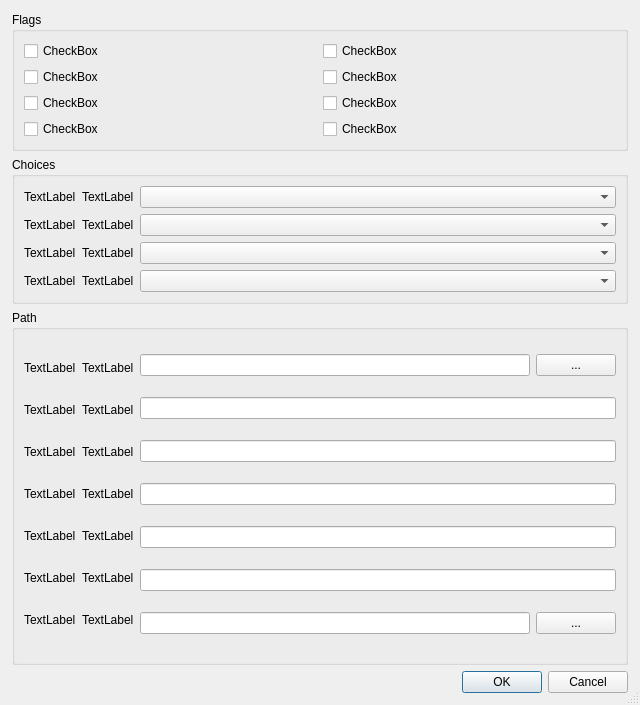
Qt form tidal_dl_ng/ui/dialog_settings.ui (exislow/tidal-dl-ng) before a commit.
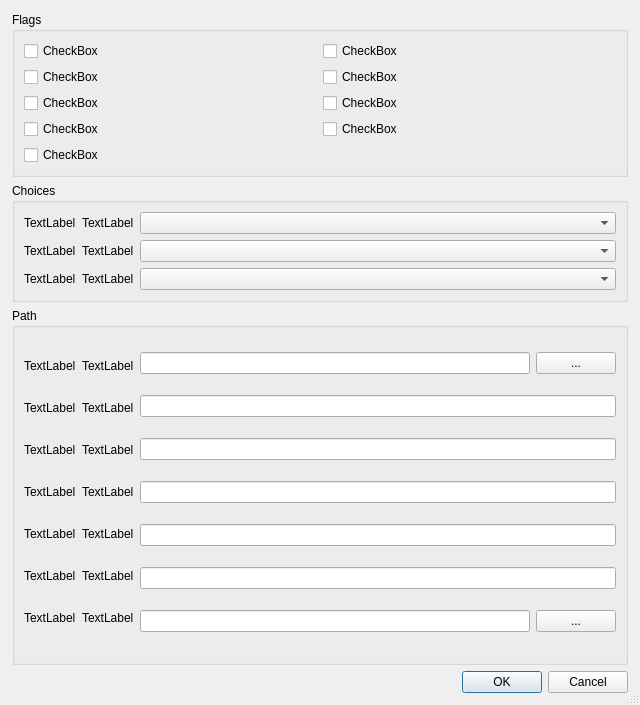
The same form after that commit.

Commit message: ✨ Removed complex skipping options in favor of a faster duplicates check / skipping of already present items without download delay.

What changed in the file:
```diff
--- a/tidal_dl_ng/ui/dialog_settings.ui
+++ b/tidal_dl_ng/ui/dialog_settings.ui
@@ -210,6 +210,24 @@
           </item>
          </layout>
         </item>
+        <item>
+         <layout class="QHBoxLayout" name="horizontalLayout">
+          <item>
+           <layout class="QVBoxLayout" name="lv_flag_skip_existing">
+            <item>
+             <widget class="QCheckBox" name="cb_skip_existing">
+              <property name="text">
+               <string>CheckBox</string>
+              </property>
+             </widget>
+            </item>
+           </layout>
+          </item>
+          <item>
+           <layout class="QVBoxLayout" name="verticalLayout_3"/>
+          </item>
+         </layout>
+        </item>
        </layout>
       </widget>
      </item>
@@ -225,39 +243,6 @@
         <string>Choices</string>
        </property>
        <layout class="QVBoxLayout" name="lv_choices">
-        <item>
-         <layout class="QHBoxLayout" name="lh_choices_skip_existing" stretch="0,0,50">
-          <item>
-           <widget class="QLabel" name="l_icon_skip_existing">
-            <property name="sizePolicy">
-             <sizepolicy hsizetype="Fixed" vsizetype="Fixed">
-              <horstretch>0</horstretch>
-              <verstretch>0</verstretch>
-             </sizepolicy>
-            </property>
-            <property name="text">
-             <string>TextLabel</string>
-            </property>
-           </widget>
-          </item>
-          <item>
-           <widget class="QLabel" name="l_skip_existing">
-            <property name="sizePolicy">
-             <sizepolicy hsizetype="Fixed" vsizetype="Fixed">
-              <horstretch>0</horstretch>
-              <verstretch>0</verstretch>
-             </sizepolicy>
-            </property>
-            <property name="text">
-             <string>TextLabel</string>
-            </property>
-           </widget>
-          </item>
-          <item>
-           <widget class="QComboBox" name="c_skip_existing"/>
-          </item>
-         </layout>
-        </item>
         <item>
          <layout class="QHBoxLayout" name="lh_choices_quality_audio" stretch="0,0,50">
           <item>
```
The commit also changes 7 other files.
